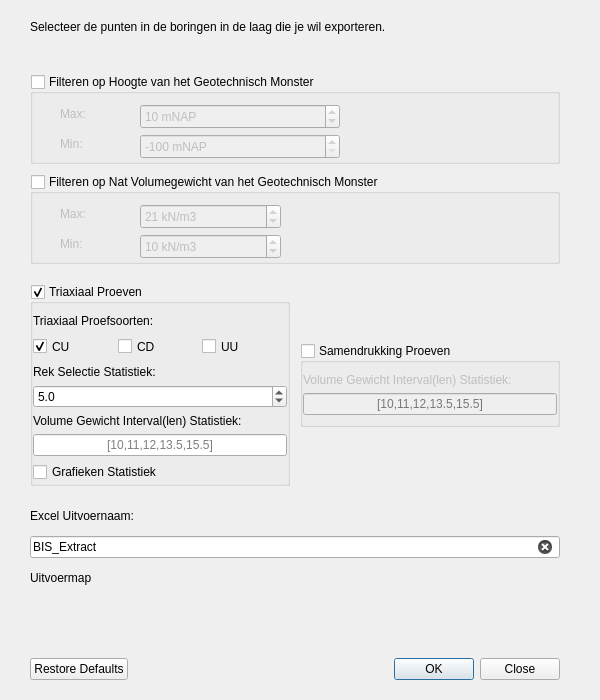
Before: the Qt Designer form proeven_verzameling_dialog_base.ui in KRS-dev/proeven_verzameling_plugin, drawn with Qt 5.
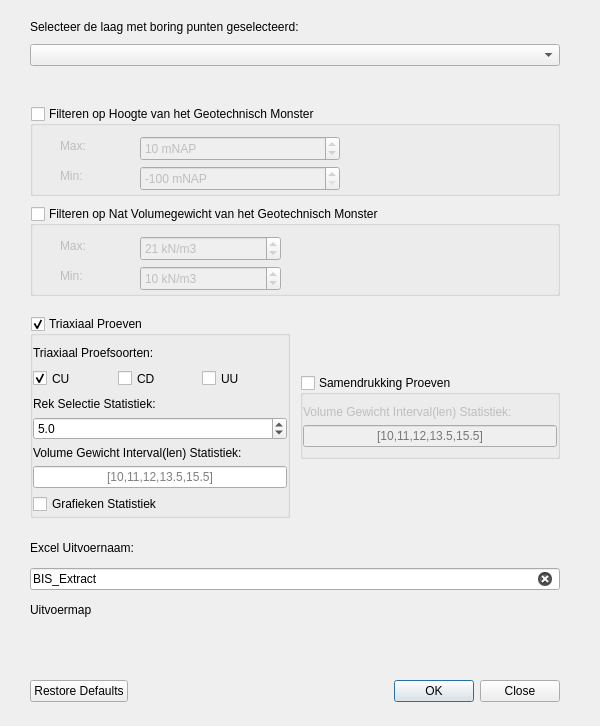
After: the same form once the commit is applied. Custom widgets are drawn as their Qt base class.

The edit to the form file:
```diff
--- a/proeven_verzameling_dialog_base.ui
+++ b/proeven_verzameling_dialog_base.ui
@@ -7,7 +7,7 @@
     <x>0</x>
     <y>0</y>
     <width>600</width>
-    <height>700</height>
+    <height>726</height>
    </rect>
   </property>
   <property name="sizePolicy">
@@ -34,7 +34,7 @@
      <verstretch>1</verstretch>
     </sizepolicy>
    </property>
-   <layout class="QVBoxLayout" name="verticalLayout" stretch="0,0,0,1,1,0,1,1,1,1,0,1">
+   <layout class="QVBoxLayout" name="verticalLayout" stretch="0,0,0,1,1,0,1,1,1,1,0">
     <property name="spacing">
      <number>10</number>
     </property>
@@ -53,10 +53,13 @@
     <item>
      <widget class="QLabel" name="label_10">
       <property name="text">
-       <string>Selecteer de punten in de boringen in de laag die je wil exporteren.</string>
+       <string>Selecteer de laag met boring punten geselecteerd:</string>
       </property>
      </widget>
     </item>
+    <item>
+     <widget class="QgsMapLayerComboBox" name="cmb_layers"/>
+    </item>
     <item>
      <spacer name="verticalSpacer_2">
       <property name="orientation">
@@ -70,9 +73,6 @@
       </property>
      </spacer>
     </item>
-    <item>
-     <layout class="QHBoxLayout" name="horizontalLayout_2"/>
-    </item>
     <item alignment="Qt::AlignVCenter">
      <widget class="QgsCollapsibleGroupBox" name="cb_filterOnHeight">
       <property name="sizePolicy">
@@ -647,8 +647,17 @@
       </property>
      </spacer>
     </item>
-    <item>
+   </layout>
+  </widget>
      <widget class="QDialogButtonBox" name="buttonBox">
+   <property name="geometry">
+    <rect>
+     <x>30</x>
+     <y>680</y>
+     <width>530</width>
+     <height>23</height>
+    </rect>
+   </property>
       <property name="orientation">
        <enum>Qt::Horizontal</enum>
       </property>
@@ -659,9 +668,6 @@
        <bool>false</bool>
       </property>
      </widget>
-    </item>
-   </layout>
-  </widget>
  </widget>
  <customwidgets>
   <customwidget>
@@ -675,6 +681,11 @@
    <extends>QWidget</extends>
    <header>qgsfilewidget.h</header>
   </customwidget>
+  <customwidget>
+   <class>QgsMapLayerComboBox</class>
+   <extends>QComboBox</extends>
+   <header>qgsmaplayercombobox.h</header>
+  </customwidget>
  </customwidgets>
  <tabstops>
   <tabstop>cb_CD</tabstop>
```
Lines whose indentation alone changed are shown as unchanged.
